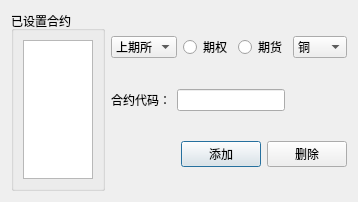
Old version of the form setting_addconract.ui in the repository ChengruiGu/CMF_Marketmaker.
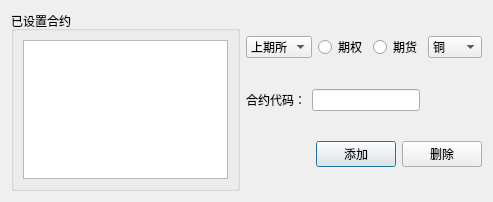
New version of the form.

```diff
--- a/setting_addconract.ui
+++ b/setting_addconract.ui
@@ -6,7 +6,7 @@
    <rect>
     <x>0</x>
     <y>0</y>
-    <width>351</width>
+    <width>493</width>
     <height>202</height>
    </rect>
   </property>
```
